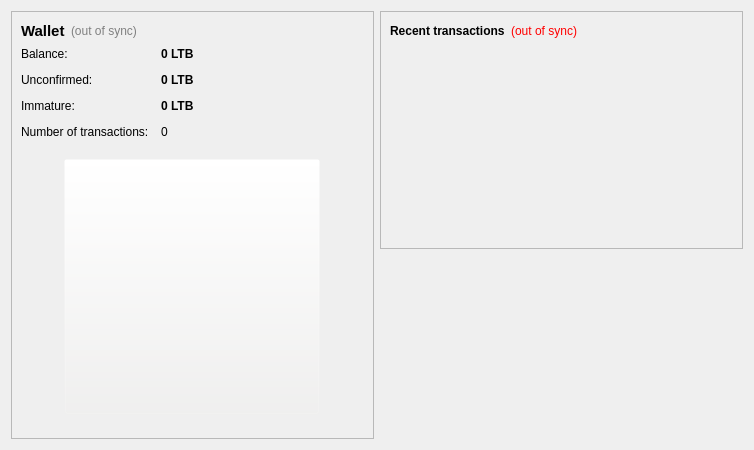
This is src/qt/forms/overviewpage.ui in Bitcoin-sCrypt/Bitcoin-sCrypt as Qt 5 draws it before an edit. The edited form follows.
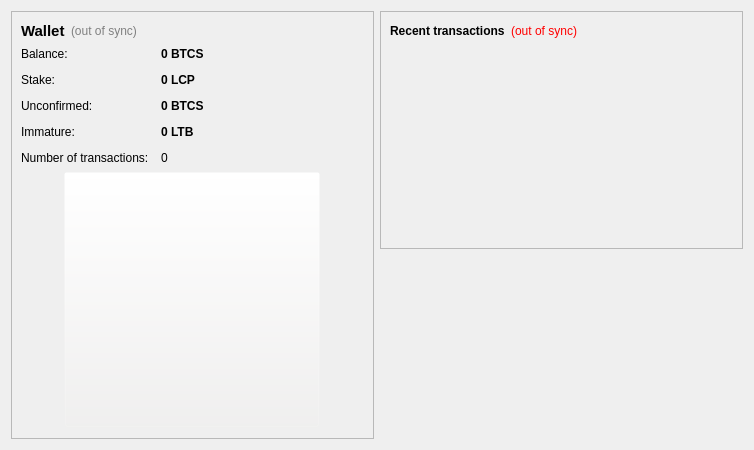
This is the edited form. Icons and pictures are not drawn.

Patch:
```diff
--- a/src/qt/forms/overviewpage.ui
+++ b/src/qt/forms/overviewpage.ui
@@ -110,7 +110,7 @@
              <string>Your current balance</string>
             </property>
             <property name="text">
-             <string notr="true">0 LTB</string>
+             <string notr="true">0 BTCS</string>
             </property>
             <property name="textInteractionFlags">
              <set>Qt::LinksAccessibleByMouse|Qt::TextSelectableByKeyboard|Qt::TextSelectableByMouse</set>
@@ -118,13 +118,42 @@
            </widget>
           </item>
           <item row="1" column="0">
+           <widget class="QLabel" name="label_6">
+            <property name="text">
+             <string>Stake:</string>
+            </property>
+           </widget>
+          </item>
+          <item row="1" column="1">
+           <widget class="QLabel" name="labelStake">
+            <property name="font">
+             <font>
+              <weight>75</weight>
+              <bold>true</bold>
+             </font>
+            </property>
+            <property name="cursor">
+             <cursorShape>IBeamCursor</cursorShape>
+            </property>
+            <property name="toolTip">
+             <string>Total of coins that was staked, and do not yet count toward the current balance</string>
+            </property>
+            <property name="text">
+             <string notr="true">0 LCP</string>
+            </property>
+            <property name="textInteractionFlags">
+             <set>Qt::LinksAccessibleByMouse|Qt::TextSelectableByKeyboard|Qt::TextSelectableByMouse</set>
+            </property>
+           </widget>
+          </item>
+          <item row="2" column="0">
            <widget class="QLabel" name="label_3">
             <property name="text">
              <string>Unconfirmed:</string>
             </property>
            </widget>
           </item>
-          <item row="1" column="1">
+          <item row="2" column="1">
            <widget class="QLabel" name="labelUnconfirmed">
             <property name="font">
              <font>
@@ -139,21 +168,21 @@
              <string>Total of transactions that have yet to be confirmed, and do not yet count toward the current balance</string>
             </property>
             <property name="text">
-             <string notr="true">0 LTB</string>
+             <string notr="true">0 BTCS</string>
             </property>
             <property name="textInteractionFlags">
              <set>Qt::LinksAccessibleByMouse|Qt::TextSelectableByKeyboard|Qt::TextSelectableByMouse</set>
             </property>
            </widget>
           </item>
-          <item row="3" column="0">
+          <item row="4" column="0">
            <widget class="QLabel" name="label_2">
             <property name="text">
              <string>Number of transactions:</string>
             </property>
            </widget>
           </item>
-          <item row="3" column="1">
+          <item row="4" column="1">
            <widget class="QLabel" name="labelNumTransactions">
             <property name="toolTip">
              <string>Total number of transactions in wallet</string>
@@ -163,14 +192,14 @@
             </property>
            </widget>
           </item>
-          <item row="2" column="0">
+          <item row="3" column="0">
            <widget class="QLabel" name="labelImmatureText">
             <property name="text">
              <string>Immature:</string>
             </property>
            </widget>
           </item>
-          <item row="2" column="1">
+          <item row="3" column="1">
            <widget class="QLabel" name="labelImmature">
             <property name="font">
              <font>
```
